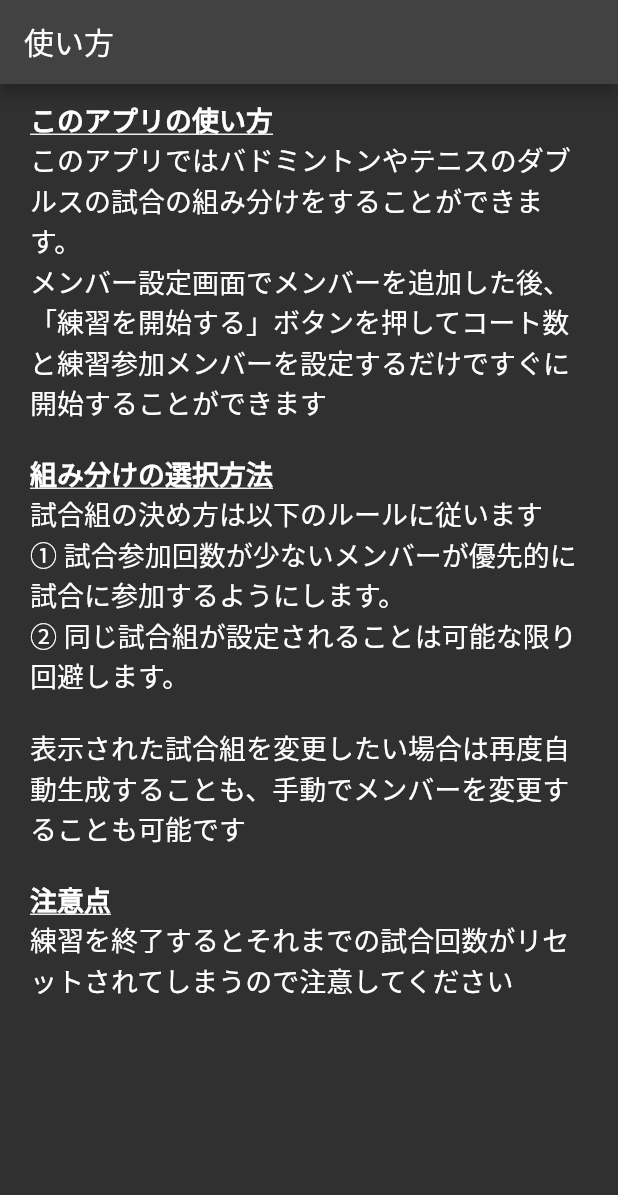
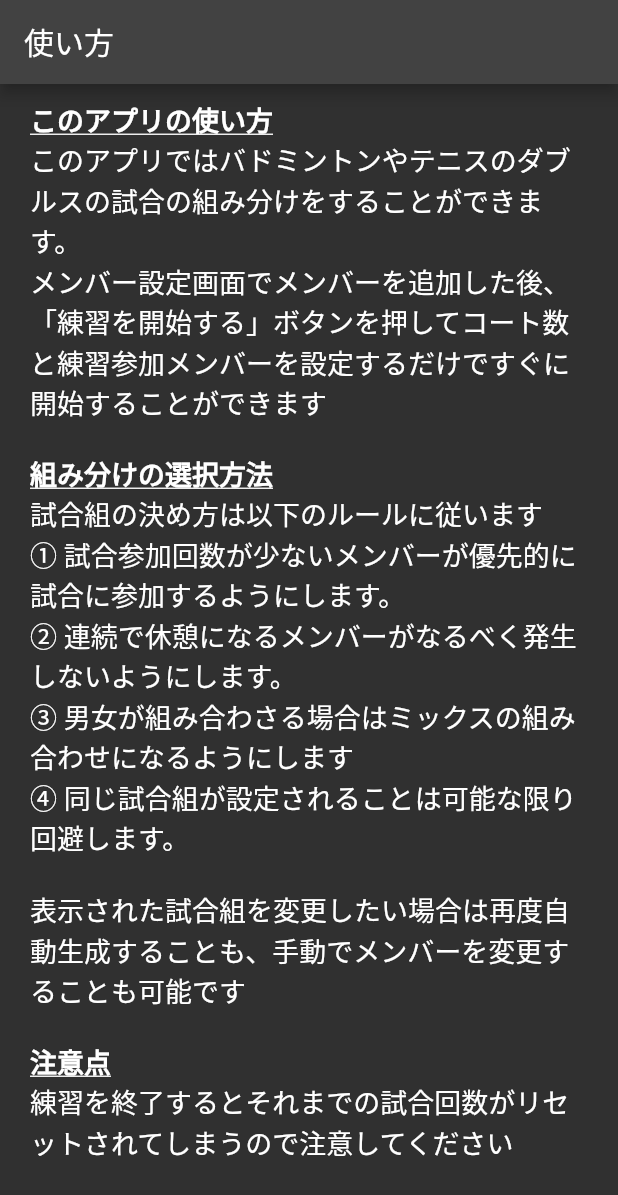
Before and after one commit to xinkent/Matchmake, a Flutter app: the HelpPage screen opened directly, on a phone screen of 412 x 824 dp. Shown: the top 1195 px of the screen. Run offline on Flutter 3.47's test engine with Material 2 defaults, Android fonts, the phone set to English and light mode, and no system bars; our stand-ins replace flutter_slidable, shared_preferences; accounts and stored records are empty.

Commit message:
ヘルプページを改善

```diff
--- a/lib/screens/help.dart
+++ b/lib/screens/help.dart
@@ -11,6 +11,7 @@ class HelpPage extends StatelessWidget {
         appBar: AppBar(title: const Text('使い方')),
         body: Padding(
           padding: const EdgeInsets.only(top: 10, left: 20, right: 20),
+          child: SingleChildScrollView(
             child: Column(
               crossAxisAlignment: CrossAxisAlignment.start,
               children: const [
@@ -39,7 +40,9 @@ class HelpPage extends StatelessWidget {
                 Text(
                   '試合組の決め方は以下のルールに従います \n'
                   '① 試合参加回数が少ないメンバーが優先的に試合に参加するようにします。 \n'
-                '② 同じ試合組が設定されることは可能な限り回避します。 \n\n'
+                  '② 連続で休憩になるメンバーがなるべく発生しないようにします。 \n'
+                  '③ 男女が組み合わさる場合はミックスの組み合わせになるようにします \n'
+                  '④ 同じ試合組が設定されることは可能な限り回避します。 \n\n'
                   '表示された試合組を変更したい場合は再度自動生成することも、手動でメンバーを変更することも可能です',
                   style: TextStyle(
                     fontSize: 18,
@@ -61,6 +64,7 @@ class HelpPage extends StatelessWidget {
                 ),
               ],
             ),
+          ),
         ));
   }
 }
```
Lines whose indentation alone changed are shown as unchanged.
